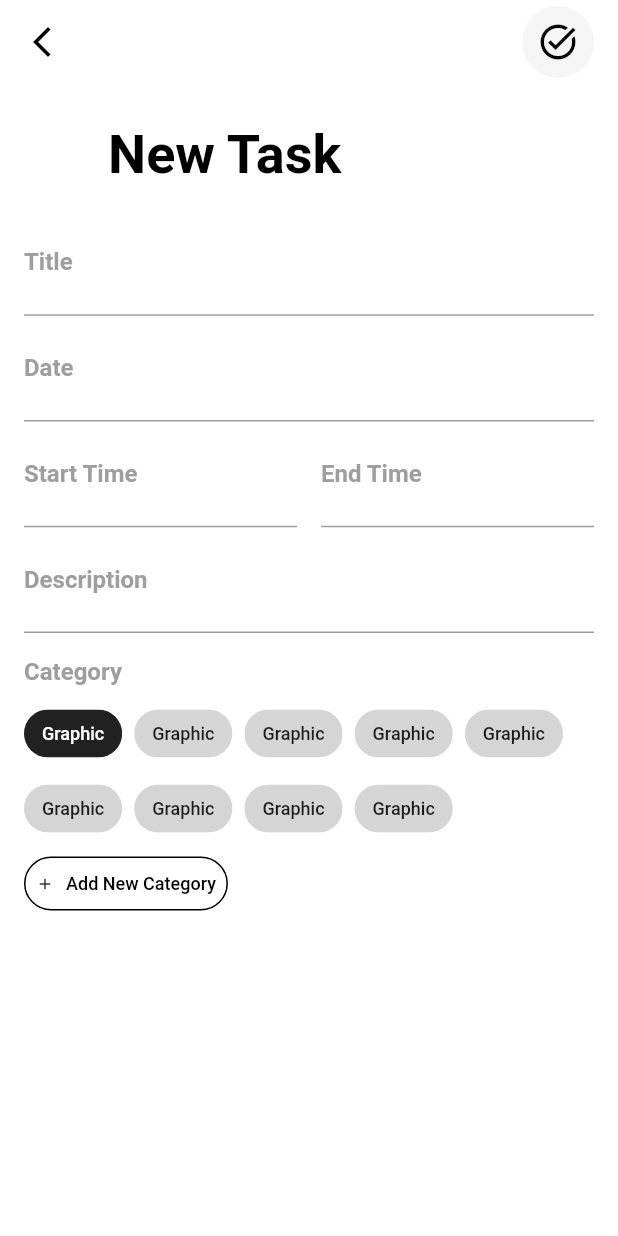
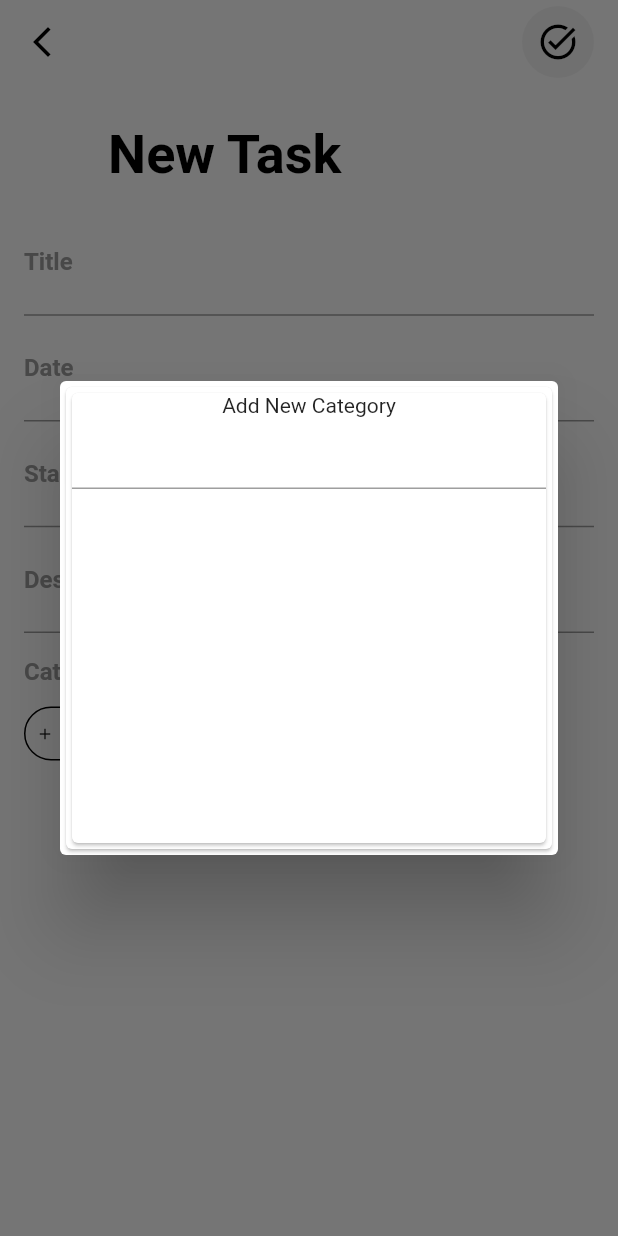
Before and after one commit to SamratAlShahriar/task_management_app, a Flutter app: the AddTaskPage screen opened by its route, after a tap on "Add New Category", on a phone screen of 412 x 824 dp. Run offline on Flutter 3.47's test engine with Material 2 defaults, Android fonts, the phone set to English and light mode, and no system bars; our stand-ins replace dotted_border, google_fonts, sqflite, table_calendar; accounts and stored records are empty.

Commit message:
sqflite added

```diff
--- /dev/null
+++ b/lib/custom_widgets/add_category_form.dart
@@ -0,0 +1,24 @@
+import 'package:flutter/cupertino.dart';
+import 'package:flutter/material.dart';
+import 'package:task_management_app/db/local/sqfl_helper.dart';
+import 'package:task_management_app/model/task_category_model.dart';
+
+class AddCategoryForm extends StatelessWidget {
+  const AddCategoryForm({Key? key}) : super(key: key);
+
+  @override
+  Widget build(BuildContext context) {
+    const i = Icons.heart_broken;
+    return Card(
+      child: Container(
+        height: 300,
+        child: Column(
+          children: [
+            Text('Add New Category'),
+            TextField(),
+          ],
+        ),
+      ),
+    );
+  }
+}
--- /dev/null
+++ b/lib/db/local/sqfl_helper.dart
@@ -0,0 +1,56 @@
+import 'package:sqflite/sqflite.dart';
+import 'package:path/path.dart' as p;
+import 'package:task_management_app/model/task_category_model.dart';
+
+class SqfLiteHelper {
+  static const dbName = 'tasks.db';
+  static const tableNameTaskCategory = 't_tasks';
+  static const int version = 1;
+
+  static const String createTableTask = '''
+  CREATE TABLE IF NOT EXISTS $tableNameTaskCategory (
+  $kTaskId INTEGER PRIMARY KEY AUTOINCREMENT,
+  $kCategoryTitle TEXT NOT NULL,
+  $kColor INTEGER NOT NULL,
+  $kIconCodePoint INTEGER NOT NULL,
+  $kIconFontFamily TEXT,
+  $kIconFontPackage TEXT,
+  $kHasTextDirectionMatched INTEGER)
+  ''';
+
+  static Future<Database> open() async {
+    final rootPath = await getDatabasesPath();
+    final dbPath = p.join(rootPath, dbName);
+    return openDatabase(
+      dbPath,
+      version: version,
+      onCreate: (db, version) async{
+        await db.execute(createTableTask);
+      },
+      onUpgrade: (db, oldVersion, newVersion) {
+
+      },
+
+      onConfigure: (db) {
+        //to enable foreign key
+        db.execute('PRAGMA foreign_keys = ON;');
+      },
+    );
+  }
+
+  static Future<int> insertTaskCategory(TaskCategoryModel task) async{
+    final db = await open();
+    return await db.insert(tableNameTaskCategory, task.toMap());
+  }
+
+  static Future<List<TaskCategoryModel>> getAllTaskCategoryList() async{
+    final db = await open();
+    final allData = await db.query(tableNameTaskCategory,);
+    final List<TaskCategoryModel> tList = [];
+    for (var category in allData) {
+      final c = TaskCategoryModel.fromMap(category);
+      tList.add(c);
+    }
+    return tList;
+  }
+}
--- /dev/null
+++ b/lib/model/task_category_model.dart
@@ -0,0 +1,51 @@
+const String kTaskId = 'id';
+const String kCategoryTitle = 'category';
+const String kColor = 'color';
+const String kIconCodePoint = 'code_point';
+const String kIconFontFamily = 'font_family';
+const String kIconFontPackage = 'font_package';
+const String kHasTextDirectionMatched = 'text_direction';
+
+class TaskCategoryModel {
+  int? id;
+  String categoryTitle;
+  int color;
+  int iconCodePoint;
+  String? iconFontFamily;
+  String? iconFontPackage;
+  bool hasTextDirectionMatched;
+
+  TaskCategoryModel(
+      {this.id,
+      required this.categoryTitle,
+      required this.color,
+      required this.iconCodePoint,
+      this.iconFontFamily,
+      this.iconFontPackage,
+      this.hasTextDirectionMatched = false});
+
+  factory TaskCategoryModel.fromMap(Map<String, dynamic> map) {
+    return TaskCategoryModel(
+      id: map[kTaskId],
+      categoryTitle: map[kCategoryTitle],
+      color: map[kColor],
+      iconCodePoint: map[kIconCodePoint],
+      iconFontFamily: map[kIconFontFamily],
+      iconFontPackage: map[kIconFontPackage],
+      hasTextDirectionMatched:
+          map[kHasTextDirectionMatched] == 0 ? false : true,
+    );
+  }
+
+  Map<String, dynamic> toMap() {
+    return <String, dynamic>{
+      kTaskId: id,
+      kCategoryTitle: categoryTitle,
+      kColor: color,
+      kIconCodePoint: iconCodePoint,
+      kIconFontFamily: iconFontFamily,
+      kIconFontPackage: iconFontPackage,
+      kHasTextDirectionMatched: hasTextDirectionMatched == false ? 0 : 1,
+    };
+  }
+}
--- /dev/null
+++ b/lib/model/task_model.dart
@@ -0,0 +1,3 @@
+class TaskModel{
+
+}
--- a/lib/pages/add_new_task_page.dart
+++ b/lib/pages/add_new_task_page.dart
@@ -1,4 +1,8 @@
 import 'package:flutter/material.dart';
+import 'package:provider/provider.dart';
+import 'package:task_management_app/custom_widgets/add_category_form.dart';
+import 'package:task_management_app/provider/task_provider.dart';
+import 'package:task_management_app/utils/helper_functions.dart';
 
 class AddTaskPage extends StatefulWidget {
   static const String routeName = '/add_task_page';
@@ -17,6 +21,7 @@ class _AddTaskPageState extends State<AddTaskPage> {
   late TextEditingController txtDesCtrl;
   int _selectedIndex = 0;
   bool _selected = false;
+  late TaskProvider taskProvider;
 
   @override
   void initState() {
@@ -25,7 +30,15 @@ class _AddTaskPageState extends State<AddTaskPage> {
     txtStartTimeCtrl = TextEditingController();
     txtEndTimeCtrl = TextEditingController();
     txtDesCtrl = TextEditingController();
+
     super.initState();
+  }
+
+  @override
+  void didChangeDependencies() {
+    // TODO: implement didChangeDependencies
+    super.didChangeDependencies();
+    taskProvider = Provider.of<TaskProvider>(context);
   }
 
   @override
@@ -229,8 +242,8 @@ class _AddTaskPageState extends State<AddTaskPage> {
           Wrap(
             spacing: 8,
             runSpacing: 2,
-            children: List.generate(10, (index) {
-              if (index == 9) {
+            children: List.generate(taskProvider.taskList.length + 1, (index) {
+              if (index == taskProvider.taskList.length) {
                 return TextButton.icon(
                   style: TextButton.styleFrom(
                       foregroundColor: Colors.black,
@@ -247,12 +260,16 @@ class _AddTaskPageState extends State<AddTaskPage> {
                     (Icons.add),
                     size: 12,
                   ),
-                  onPressed: () {},
+                  onPressed: () {
+                    showPopupDialog(
+                        context: context, cWidget: const AddCategoryForm());
+                  },
                 );
               }
+              final cat = taskProvider.taskList[index];
               return ChoiceChip(
-                label: const Text(
-                  'Graphic',
+                label: Text(
+                  cat.categoryTitle,
                 ),
                 backgroundColor: Colors.black.withOpacity(0.15),
                 selectedColor: Colors.black87,
--- a/lib/pages/home_page.dart
+++ b/lib/pages/home_page.dart
@@ -1,9 +1,11 @@
 import 'package:flutter/cupertino.dart' as cicon;
 import 'package:flutter/material.dart';
+import 'package:provider/provider.dart';
 import 'package:task_management_app/custom_widgets/go_premium.dart';
 import 'package:task_management_app/custom_widgets/task_add_item.dart';
 import 'package:task_management_app/custom_widgets/task_item.dart';
 import 'package:task_management_app/pages/add_new_task_page.dart';
+import 'package:task_management_app/provider/task_provider.dart';
 
 class HomePage extends StatelessWidget {
   static const String routeName = '/home_page';
@@ -12,6 +14,10 @@ class HomePage extends StatelessWidget {
 
   @override
   Widget build(BuildContext context) {
+    final tp = Provider.of<TaskProvider>(
+      context,
+    );
+    tp.getAllTaskByCategory();
     return Scaffold(
       backgroundColor: Colors.white,
       appBar: _buildAppBar(),
@@ -32,28 +38,28 @@ class HomePage extends StatelessWidget {
           Expanded(
             child: GridView.builder(
               padding: const EdgeInsets.only(bottom: 32),
-              itemCount: 10,
+              itemCount: tp.taskList.length + 1,
               gridDelegate: const SliverGridDelegateWithFixedCrossAxisCount(
                 crossAxisCount: 2,
                 childAspectRatio: 1,
               ),
               itemBuilder: (context, index) {
-                if(index==9){
+                if (index == (tp.taskList.length)) {
                   return const TaskAddItem();
                 }
-                return const TaskItem(iconData: Icons.heart_broken,
-                    taskType: 'Home',
-                    taskItemColor: Colors.purple);
+                final ti = tp.taskList[index];
+                return TaskItem(
+                    iconData: IconData(ti.iconCodePoint),
+                    taskType: ti.categoryTitle,
+                    taskItemColor: Color(ti.color));
               },
             ),
           ),
         ],
       ),
-
       bottomNavigationBar: buildBottomNavBar(),
-
       floatingActionButton: FloatingActionButton(
-        onPressed: (){
+        onPressed: () {
           Navigator.pushNamed(context, AddTaskPage.routeName);
         },
         shape: RoundedRectangleBorder(
@@ -61,7 +67,10 @@ class HomePage extends StatelessWidget {
         ),
         elevation: 0,
         backgroundColor: Colors.black,
-        child: const Icon(Icons.add, color: Colors.white,),
+        child: const Icon(
+          Icons.add,
+          color: Colors.white,
+        ),
       ),
       floatingActionButtonLocation: FloatingActionButtonLocation.centerDocked,
     );
@@ -91,13 +100,14 @@ class HomePage extends StatelessWidget {
           showSelectedLabels: false,
           showUnselectedLabels: false,
           items: const [
-            BottomNavigationBarItem(icon: Icon(cicon.CupertinoIcons.house),label: 'Home'),
-            BottomNavigationBarItem(icon: Icon(cicon.CupertinoIcons.profile_circled),label: 'More'),
-
+            BottomNavigationBarItem(
+                icon: Icon(cicon.CupertinoIcons.house), label: 'Home'),
+            BottomNavigationBarItem(
+                icon: Icon(cicon.CupertinoIcons.profile_circled),
+                label: 'More'),
           ],
         ),
       ),
-
     );
   }
 
@@ -126,12 +136,12 @@ class HomePage extends StatelessWidget {
                     fontSize: 22,
                   ),
                   children: [
-                    TextSpan(text: ' '),
-                    TextSpan(
-                        text: 'Samrat!',
-                        style:
+                TextSpan(text: ' '),
+                TextSpan(
+                    text: 'Samrat!',
+                    style:
                         TextStyle(fontSize: 22, fontWeight: FontWeight.bold)),
-                  ]))
+              ]))
         ],
       ),
       actions: [
--- /dev/null
+++ b/lib/provider/task_provider.dart
@@ -0,0 +1,16 @@
+import 'package:flutter/material.dart';
+import 'package:task_management_app/db/local/sqfl_helper.dart';
+import 'package:task_management_app/model/task_category_model.dart';
+
+class TaskProvider extends ChangeNotifier {
+  List<TaskCategoryModel> taskList = [];
+
+  Future<void> insert(TaskCategoryModel task) async {
+    await SqfLiteHelper.insertTaskCategory(task);
+  }
+
+  Future<void> getAllTaskByCategory() async {
+    taskList = await SqfLiteHelper.getAllTaskCategoryList();
+    notifyListeners();
+  }
+}
--- /dev/null
+++ b/lib/utils/helper_functions.dart
@@ -0,0 +1,21 @@
+import 'package:flutter/material.dart';
+
+showSnackBar({required BuildContext context, required String msg}) {
+  ScaffoldMessenger.of(context).showSnackBar(SnackBar(content: Text(msg)));
+}
+
+showPopupDialog({
+  required BuildContext context,
+  required Widget cWidget,
+}) {
+  showDialog(
+    context: context,
+    builder: (ctx) {
+      return Dialog(
+        child: Card(
+          child: cWidget,
+        ),
+      );
+    },
+  );
+}
--- a/pubspec.yaml
+++ b/pubspec.yaml
@@ -42,6 +42,7 @@ dependencies:
   intl:
   provider:
   flutter_datetime_picker: ^1.5.1
+  sqflite:
 
 dev_dependencies:
   flutter_test:
```
Also changed, not shown: lib/main.dart (+13 -5 lines), lib/utils/constants.dart (added), pubspec.lock.
